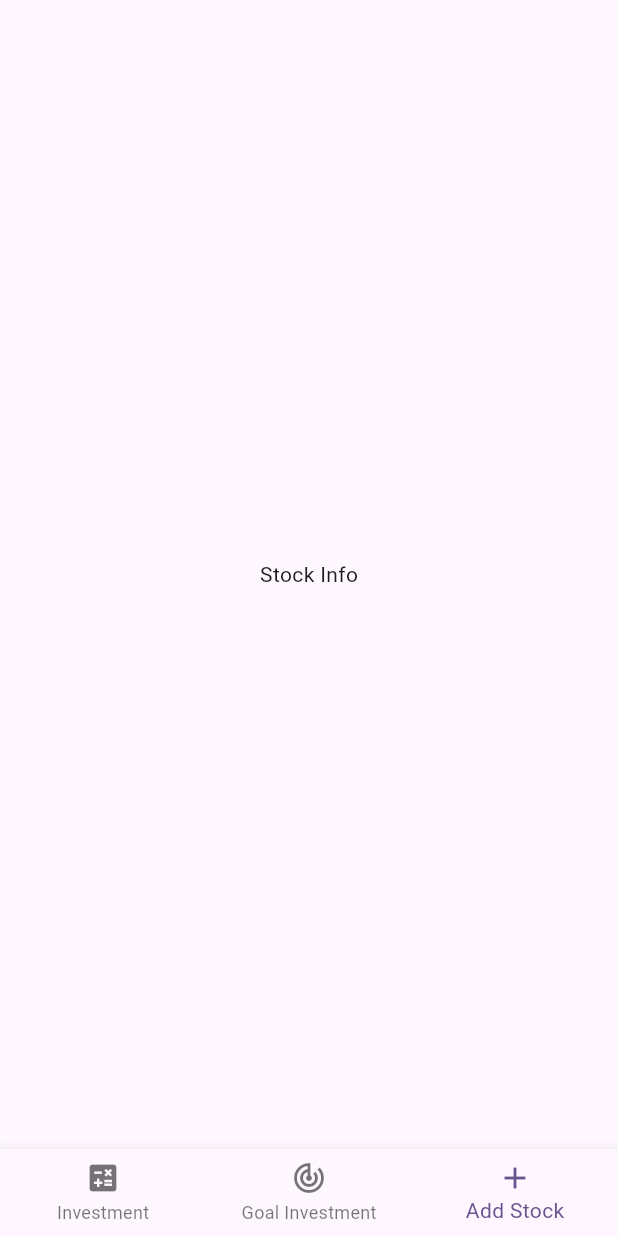
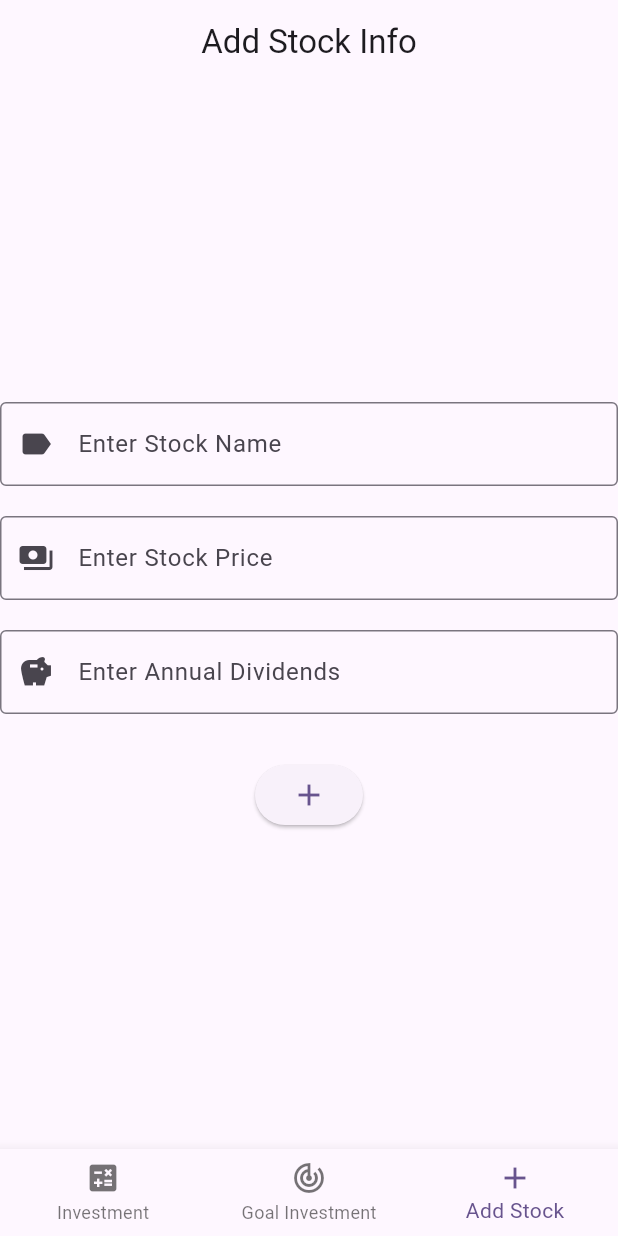
Before and after one commit to IzaltinoDomingosDeSouza/stock_calc_app, a Flutter app: the screen it shows after launch, item 3 of the bottom bar chosen, on a phone screen of 412 x 824 dp. Run offline on Flutter 3.47's test engine with Material 3 defaults, Android fonts, the phone set to English and light mode, and no system bars.

Commit message:
Add text fields for user add stock info

```diff
--- a/lib/screens/add_stock_info.dart
+++ b/lib/screens/add_stock_info.dart
@@ -6,8 +6,84 @@ class AddStockInfoScreen extends StatefulWidget {
 }
 
 class AddStockInfoState extends State<AddStockInfoScreen> {
+  TextEditingController _stockName = TextEditingController();
+  TextEditingController _stockPrice = TextEditingController();
+  TextEditingController _stockAnnualDividends = TextEditingController();
+
+  bool _isStockNameValid = true;
+  bool _isStockPriceValid = true;
+  bool _isStockAnnualDividendsValid = true;
+
+  bool validate_text(String? text) {
+    return text?.isNotEmpty ?? false;
+  }
+
+  bool validate_money_value(String? text) {
+    if (text == null || text.isEmpty) return false;
+    if (double.tryParse(text) == null) return false;
+    return true;
+  }
+
+  void saveStockInfo() {
+    setState(() {
+      _isStockNameValid = validate_text(_stockName.text);
+      _isStockPriceValid = validate_money_value(_stockPrice.text);
+      _isStockAnnualDividendsValid = validate_money_value(
+        _stockAnnualDividends.text,
+      );
+    });
+    // TODO save this data
+  }
+
   @override
   Widget build(BuildContext context) {
-    return Scaffold(body: Center(child: Text("Stock Info")));
+    return Scaffold(
+      appBar: AppBar(centerTitle: true, title: Text('Add Stock Info')),
+      body: Column(
+        mainAxisAlignment: MainAxisAlignment.center,
+        children: [
+          TextField(
+            controller: _stockName,
+            decoration: InputDecoration(
+              prefixIcon: Icon(Icons.label),
+              hintText: 'Enter Stock Name',
+              border: OutlineInputBorder(),
+              errorText: _isStockNameValid ? null : 'Please enter a name',
+            ),
+          ),
+          SizedBox(height: 20),
+          TextField(
+            controller: _stockPrice,
+            decoration: InputDecoration(
+              prefixIcon: Icon(Icons.payments),
+              hintText: 'Enter Stock Price',
+              border: OutlineInputBorder(),
+              errorText:
+                  _isStockPriceValid
+                      ? null
+                      : 'Please enter a valid value number',
+            ),
+          ),
+          SizedBox(height: 20),
+          TextField(
+            controller: _stockAnnualDividends,
+            decoration: InputDecoration(
+              prefixIcon: Icon(Icons.savings),
+              hintText: 'Enter Annual Dividends',
+              border: OutlineInputBorder(),
+              errorText:
+                  _isStockAnnualDividendsValid
+                      ? null
+                      : 'Please enter a valid value number',
+            ),
+          ),
+          SizedBox(height: 30),
+          ElevatedButton(
+            onPressed: saveStockInfo,
+            child: Icon(Icons.add, size: 24),
+          ),
+        ],
+      ),
+    );
   }
 }
```
